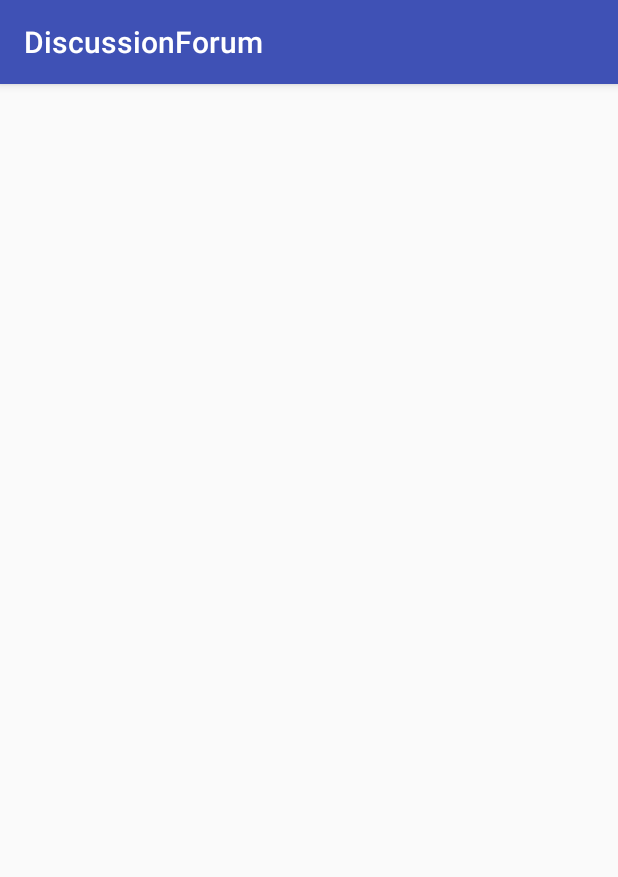
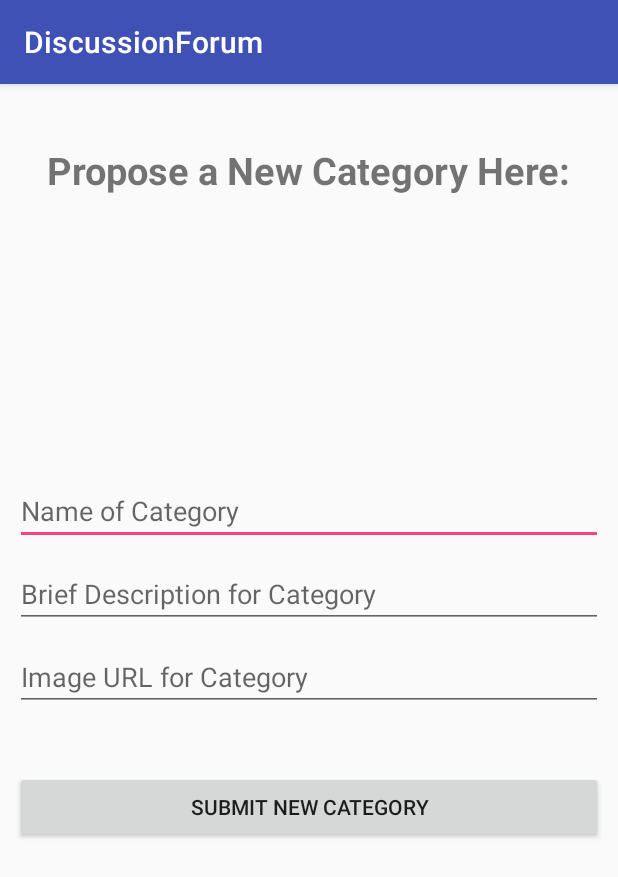
Before and after one commit to PioneerX1/discussionforum, an Android app: the NewCategoryActivity screen opened directly, with no data from a screen before it, on a phone screen of 412 x 824 dp. Shown: the top 877 px of the screen. Run offline under Robolectric (Android 15) with nearby library versions, the phone set to English and light mode, and no system bars.

Commit message:
add linear layout form for new category on xml

```diff
--- a/app/src/main/res/layout/activity_new_category.xml
+++ b/app/src/main/res/layout/activity_new_category.xml
@@ -1,9 +1,65 @@
 <?xml version="1.0" encoding="utf-8"?>
-<android.support.constraint.ConstraintLayout xmlns:android="http://schemas.android.com/apk/res/android"
+<RelativeLayout xmlns:android="http://schemas.android.com/apk/res/android"
     xmlns:app="http://schemas.android.com/apk/res-auto"
     xmlns:tools="http://schemas.android.com/tools"
     android:layout_width="match_parent"
     android:layout_height="match_parent"
     tools:context="com.pioneerx1.discussionforum.ui.NewCategoryActivity">
 
-</android.support.constraint.ConstraintLayout>
+    <TextView
+        android:layout_width="wrap_content"
+        android:layout_height="wrap_content"
+        android:id="@+id/newCategoryActivityTitle"
+        android:text="Propose a New Category Here:"
+        android:layout_marginTop="40dp"
+        android:layout_centerHorizontal="true"
+        android:textSize="25sp"
+        android:textStyle="bold"
+        />
+
+    <LinearLayout
+        android:orientation="vertical"
+        android:layout_width="match_parent"
+        android:layout_height="wrap_content"
+        android:padding="10dp"
+        android:layout_centerHorizontal="true"
+        android:layout_centerVertical="true"
+        android:id="@+id/newCategoryLinearLayout">
+
+        <EditText
+            android:layout_width="match_parent"
+            android:layout_height="wrap_content"
+            android:id="@+id/categoryNameInput"
+            android:hint="Name of Category"
+            android:nextFocusDown="@+id/categoryDescriptionInput"
+            />
+
+        <EditText
+            android:layout_width="match_parent"
+            android:layout_height="wrap_content"
+            android:id="@+id/categoryDescriptionInput"
+            android:hint="Brief Description for Category"
+            android:nextFocusDown="@+id/categoryImageUrlInput"
+            android:layout_marginTop="10dp"
+            />
+
+        <EditText
+            android:layout_width="match_parent"
+            android:layout_height="wrap_content"
+            android:id="@+id/categoryImageUrlInput"
+            android:hint="Image URL for Category"
+            android:layout_marginTop="10dp"
+            />
+
+        <Button
+            android:layout_width="match_parent"
+            android:layout_height="wrap_content"
+            android:id="@+id/submitCategoryButton"
+            android:text="Submit New Category"
+            android:layout_marginTop="40dp"
+            />
+
+
+    </LinearLayout>
+
+</RelativeLayout>
```
